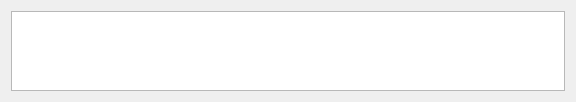
vaginessa/yaragui, file src/ui/match_panel.ui: the form before one commit.
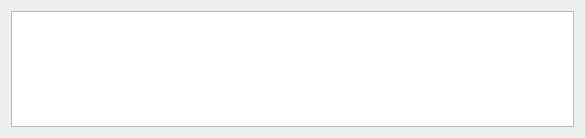
The form after the commit.

Commit message: Improve match panel UI.

```diff
--- a/src/ui/match_panel.ui
+++ b/src/ui/match_panel.ui
@@ -6,8 +6,8 @@
    <rect>
     <x>0</x>
     <y>0</y>
-    <width>576</width>
-    <height>102</height>
+    <width>585</width>
+    <height>138</height>
    </rect>
   </property>
   <property name="windowTitle">
@@ -15,7 +15,11 @@
   </property>
   <layout class="QHBoxLayout" name="layout">
    <item>
-    <widget class="QTextEdit" name="info"/>
+    <widget class="QTableWidget" name="table">
+     <property name="verticalScrollMode">
+      <enum>QAbstractItemView::ScrollPerPixel</enum>
+     </property>
+    </widget>
    </item>
   </layout>
  </widget>
```
The commit also changes 5 other files.
